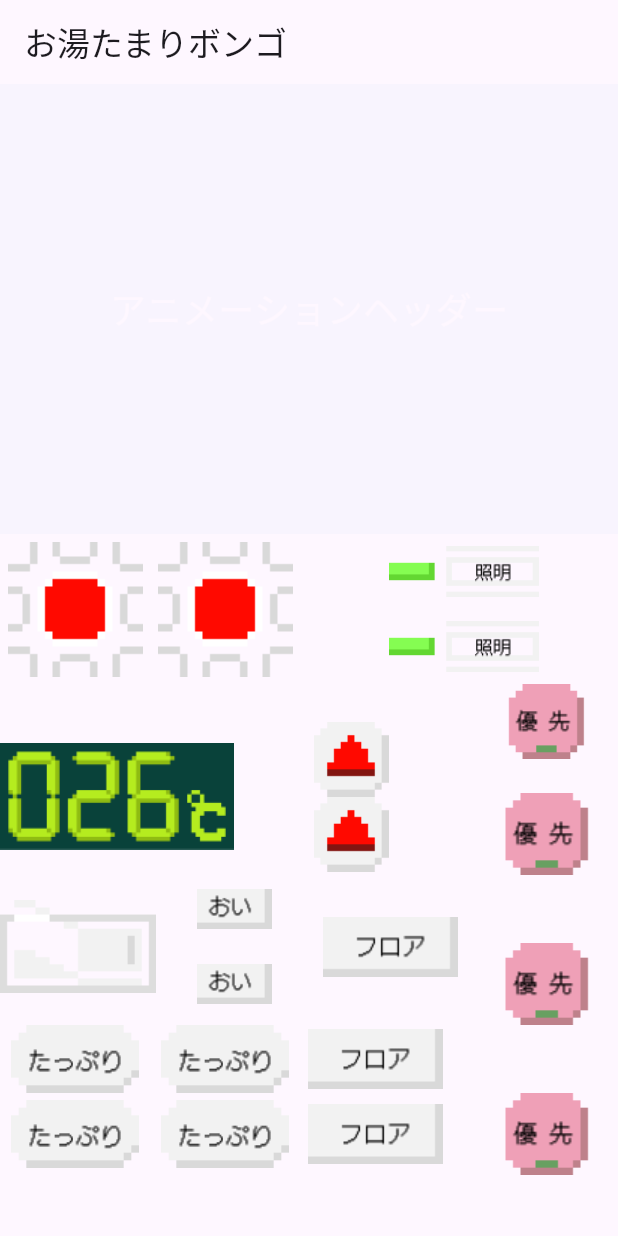
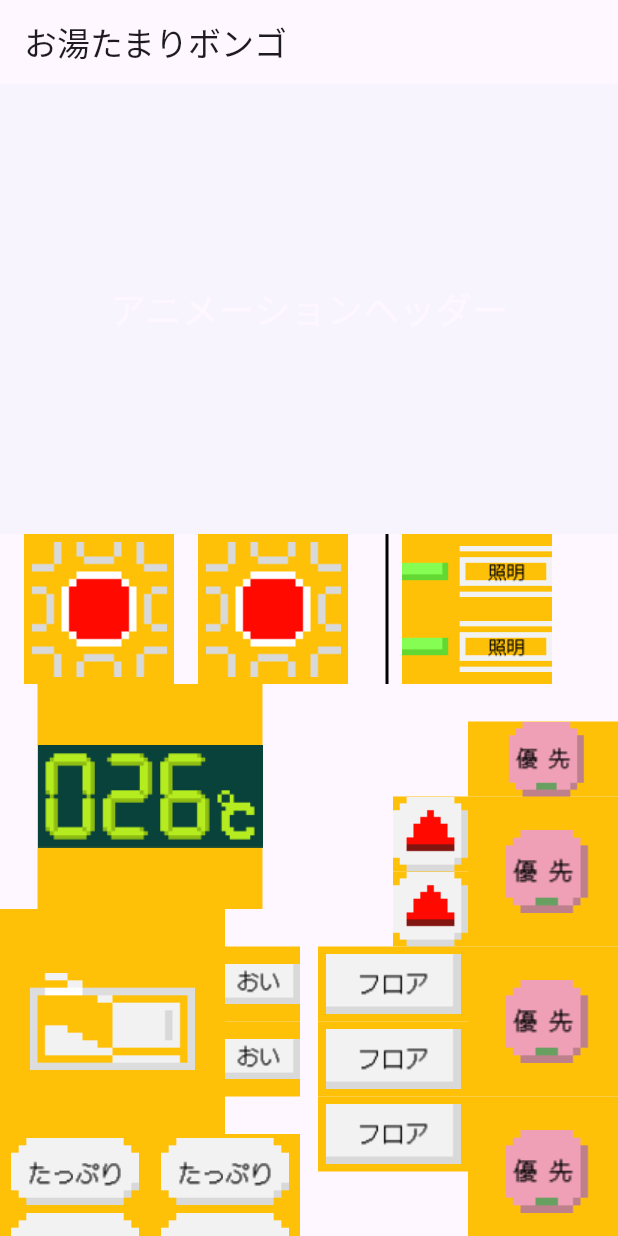
Before and after one commit to ironmax123/oyutamari_bongo, a Flutter app: the screen it shows after launch, on a phone screen of 412 x 824 dp. Run offline on Flutter 3.47's test engine with Material 3 defaults, Android fonts, the phone set to English and light mode, and no system bars; our stand-ins replace flutter_blue_plus, flutter_hooks, just_audio; missing offline and left inert: audio_session; statements that could not run were skipped.

Commit message:
一旦完了

```diff
--- a/lib/components/image_button.dart
+++ b/lib/components/image_button.dart
@@ -16,12 +16,15 @@ class ImageButton extends StatelessWidget {
 
   @override
   Widget build(BuildContext context) {
-    return GestureDetector(
-      onTap: onPressed,
-      child: Image.asset(
-        imagePath,
-        width: width,
-        height: height,
+    return Container(
+      color: Colors.amber,
+      child: GestureDetector(
+        onTap: onPressed,
+        child: Image.asset(
+          imagePath,
+          width: width,
+          height: height,
+        ),
       ),
     );
   }
--- a/lib/pages/home/components/button_components1.dart
+++ b/lib/pages/home/components/button_components1.dart
@@ -8,13 +8,8 @@ class Buttoncomponents1 extends StatelessWidget {
   Widget build(BuildContext context) {
     return Row(
       children: [
-        ImageButton(
-          imagePath: 'assets/images/button4.png',
-          width: 100,
-          height: 100,
-          onPressed: () {
-            // ボタン4の処理
-          },
+        SizedBox(
+          width: 16,
         ),
         ImageButton(
           imagePath: 'assets/images/button4.png',
@@ -24,6 +19,20 @@ class Buttoncomponents1 extends StatelessWidget {
             // ボタン4の処理
           },
         ),
+        SizedBox(
+          width: 16,
+        ),
+        ImageButton(
+          imagePath: 'assets/images/button4.png',
+          width: 100,
+          height: 100,
+          onPressed: () {
+            // ボタン4の処理
+          },
+        ),
+        SizedBox(
+          width: 16,
+        ),
       ],
     );
   }
--- a/lib/pages/home/components/button_full.dart
+++ b/lib/pages/home/components/button_full.dart
@@ -26,14 +26,6 @@ class ButtonFull extends StatelessWidget {
                 // ボタン7の処理
               },
             ),
-            ImageButton(
-              imagePath: 'assets/images/button9.png',
-              width: 100,
-              height: 50,
-              onPressed: () {
-                // ボタン7の処理
-              },
-            ),
           ],
         ),
         Row(
@@ -54,14 +46,6 @@ class ButtonFull extends StatelessWidget {
                 // ボタン7の処理
               },
             ),
-            ImageButton(
-              imagePath: 'assets/images/button9.png',
-              width: 100,
-              height: 50,
-              onPressed: () {
-                // ボタン7の処理
-              },
-            ),
           ],
         ),
       ],
--- a/lib/pages/home/components/button_updown.dart
+++ b/lib/pages/home/components/button_updown.dart
@@ -7,9 +7,26 @@ class ButtonUpdown extends StatelessWidget {
   @override
   Widget build(BuildContext context) {
     return Column(
+      crossAxisAlignment: CrossAxisAlignment.end,
       children: [
         ImageButton(
           imagePath: 'assets/images/button7.png',
+          width: 50,
+          height: 50,
+          onPressed: () {
+            // ボタン7の処理
+          },
+        ),
+        ImageButton(
+          imagePath: 'assets/images/button7.png',
+          width: 50,
+          height: 50,
+          onPressed: () {
+            // ボタン7の処理
+          },
+        ),
+        ImageButton(
+          imagePath: 'assets/images/button9.png',
           width: 100,
           height: 50,
           onPressed: () {
@@ -17,7 +34,15 @@ class ButtonUpdown extends StatelessWidget {
           },
         ),
         ImageButton(
-          imagePath: 'assets/images/button7.png',
+          imagePath: 'assets/images/button9.png',
+          width: 100,
+          height: 50,
+          onPressed: () {
+            // ボタン7の処理
+          },
+        ),
+        ImageButton(
+          imagePath: 'assets/images/button9.png',
           width: 100,
           height: 50,
           onPressed: () {
--- a/lib/pages/home/home_page.dart
+++ b/lib/pages/home/home_page.dart
@@ -26,74 +26,52 @@ class HomePage extends StatelessWidget {
                 children: [
                   Row(
                     children: [
-                      Expanded(child: Buttoncomponents1()),
-                      Expanded(child: Buttoncomponents2()),
+                      Buttoncomponents1(),
+                      SizedBox(
+                        height: 100,
+                        child: VerticalDivider(
+                          color: Colors.black,
+                          thickness: 2,
+                          width: 20,
+                        ),
+                      ),
+                      Buttoncomponents2(),
                     ],
                   ),
-                  Row(
-                    children: [
-                      Expanded(
-                        child: Column(
+                  SizedBox(
+                    width: double.infinity,
+                    child: Row(
+                      children: [
+                        Column(
                           children: [
-                            Row(
-                              children: [
-                                Expanded(
-                                  child: ImageButton(
-                                    imagePath: 'assets/images/button8.png',
-                                    width: 100,
-                                    height: 100,
-                                    onPressed: () {
-                                      // ボタン8の処理
-                                    },
-                                  ),
-                                ),
-                                Expanded(
-                                  child: ButtonUpdown(),
-                                ),
-                              ],
+                            ImageButton(
+                              imagePath: 'assets/images/button8.png',
+                              width: 150,
+                              height: 150,
+                              onPressed: () {
+                                // ボタン8の処理
+                              },
                             ),
                             Row(
                               children: [
-                                Expanded(
-                                  child: ImageButton(
-                                    imagePath: 'assets/images/button5.png',
-                                    width: 100,
-                                    height: 100,
-                                    onPressed: () {
-                                      // ボタン9の処理
-                                    },
-                                  ),
+                                ImageButton(
+                                  imagePath: 'assets/images/button5.png',
+                                  width: 150,
+                                  height: 150,
+                                  onPressed: () {
+                                    // ボタン8の処理
+                                  },
                                 ),
-                                Expanded(
-                                  child: ButtonOi(),
-                                ),
-                                Expanded(
-                                  child: ImageButton(
-                                    imagePath: 'assets/images/button9.png',
-                                    width: 100,
-                                    height: 100,
-                                    onPressed: () {
-                                      // ボタン9の処理
-                                    },
-                                  ),
-                                ),
+                                ButtonOi(),
                               ],
                             ),
-                            Row(
-                              children: [
-                                Expanded(
-                                  child: ButtonFull(),
-                                ),
-                              ],
-                            ),
+                            ButtonFull(),
                           ],
                         ),
-                      ),
-                      Align(
-                        alignment: Alignment.topRight,
-                        child: ButtonCircle(),
-                      ),
-                    ],
+                        Expanded(child: ButtonUpdown()),
+                        ButtonCircle(),
+                      ],
+                    ),
                   ),
                 ],
               ),
```
